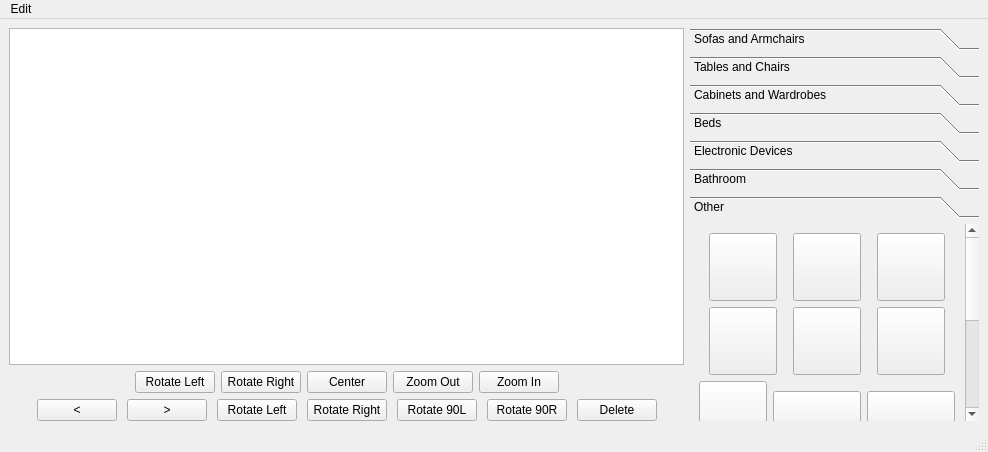
ajvazz/Home-Planner-2D, file src/ui/template_window.ui: the form before one commit.
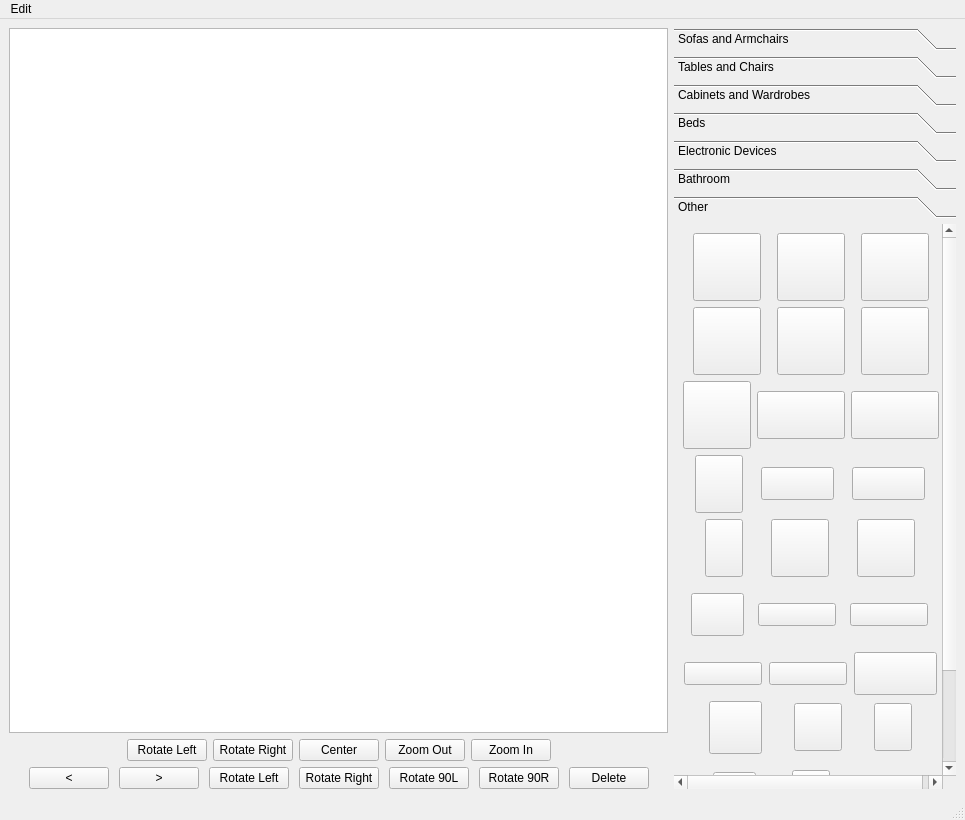
The form after the commit. The open tabs and pages were chosen to show the change. Icons and pictures are not drawn.

Commit message: Added buttons for 'Other' new furniture

```diff
--- a/src/ui/template_window.ui
+++ b/src/ui/template_window.ui
@@ -6,8 +6,8 @@
    <rect>
     <x>0</x>
     <y>0</y>
-    <width>988</width>
-    <height>452</height>
+    <width>965</width>
+    <height>820</height>
    </rect>
   </property>
   <property name="windowTitle">
@@ -221,7 +221,7 @@
        <enum>QFrame::NoFrame</enum>
       </property>
       <property name="currentIndex">
-       <number>0</number>
+       <number>6</number>
       </property>
       <property name="tabSpacing">
        <number>6</number>
@@ -230,9 +230,9 @@
        <property name="geometry">
         <rect>
          <x>0</x>
-         <y>-279</y>
-         <width>275</width>
-         <height>476</height>
+         <y>0</y>
+         <width>267</width>
+         <height>541</height>
         </rect>
        </property>
        <attribute name="label">
@@ -754,8 +754,8 @@
        <property name="geometry">
         <rect>
          <x>0</x>
-         <y>-309</y>
-         <width>275</width>
+         <y>0</y>
+         <width>272</width>
          <height>544</height>
         </rect>
        </property>
@@ -1470,7 +1470,7 @@
          <x>0</x>
          <y>0</y>
          <width>272</width>
-         <height>300</height>
+         <height>527</height>
         </rect>
        </property>
        <attribute name="label">
@@ -1891,9 +1891,9 @@
        <property name="geometry">
         <rect>
          <x>0</x>
-         <y>-102</y>
+         <y>0</y>
          <width>272</width>
-         <height>312</height>
+         <height>527</height>
         </rect>
        </property>
        <attribute name="label">
@@ -2262,9 +2262,9 @@
        <property name="geometry">
         <rect>
          <x>0</x>
-         <y>-188</y>
-         <width>222</width>
-         <height>384</height>
+         <y>0</y>
+         <width>267</width>
+         <height>541</height>
         </rect>
        </property>
        <attribute name="label">
@@ -2857,9 +2857,9 @@
        <property name="geometry">
         <rect>
          <x>0</x>
-         <y>-38</y>
-         <width>212</width>
-         <height>234</height>
+         <y>0</y>
+         <width>267</width>
+         <height>541</height>
         </rect>
        </property>
        <attribute name="label">
@@ -3143,15 +3143,15 @@
        <property name="geometry">
         <rect>
          <x>0</x>
-         <y>0</y>
-         <width>252</width>
-         <height>370</height>
+         <y>-16</y>
+         <width>253</width>
+         <height>603</height>
         </rect>
        </property>
        <attribute name="label">
         <string>Other</string>
        </attribute>
-       <layout class="QVBoxLayout" name="verticalLayout_6">
+       <layout class="QVBoxLayout" name="verticalLayout">
         <item>
          <layout class="QHBoxLayout" name="horizontalLayout_45">
           <item>
@@ -3323,9 +3323,9 @@
          </layout>
         </item>
         <item>
-         <layout class="QHBoxLayout" name="horizontalLayout_47">
+         <layout class="QHBoxLayout" name="horizontalLayout_51">
           <item>
-           <widget class="QPushButton" name="pushButton_134">
+           <widget class="QPushButton" name="pushButton_146">
             <property name="sizePolicy">
              <sizepolicy hsizetype="Fixed" vsizetype="Fixed">
               <horstretch>0</horstretch>
@@ -3352,7 +3352,7 @@
            </widget>
           </item>
           <item>
-           <widget class="QPushButton" name="pushButton_135">
+           <widget class="QPushButton" name="pushButton_147">
             <property name="sizePolicy">
              <sizepolicy hsizetype="Fixed" vsizetype="Fixed">
               <horstretch>0</horstretch>
@@ -3376,7 +3376,7 @@
            </widget>
           </item>
           <item>
-           <widget class="QPushButton" name="pushButton_136">
+           <widget class="QPushButton" name="pushButton_148">
             <property name="sizePolicy">
              <sizepolicy hsizetype="Fixed" vsizetype="Fixed">
               <horstretch>0</horstretch>
@@ -3536,11 +3536,260 @@
           </item>
          </layout>
         </item>
+        <item>
+         <layout class="QHBoxLayout" name="horizontalLayout_47">
+          <property name="topMargin">
+           <number>10</number>
+          </property>
+          <property name="bottomMargin">
+           <number>10</number>
+          </property>
+          <item>
+           <widget class="QPushButton" name="pushButton_134">
+            <property name="sizePolicy">
+             <sizepolicy hsizetype="Fixed" vsizetype="Fixed">
+              <horstretch>0</horstretch>
+              <verstretch>0</verstretch>
+             </sizepolicy>
+            </property>
+            <property name="cursor">
+             <cursorShape>PointingHandCursor</cursorShape>
+            </property>
+            <property name="toolTip">
+             <string>&lt;html&gt;&lt;head/&gt;&lt;body&gt;&lt;p&gt;&lt;span style=&quot; font-weight:600; font-style:italic; color:#eeeeec;&quot;&gt;Carpet - colorful 3&lt;/span&gt;&lt;/p&gt;&lt;/body&gt;&lt;/html&gt;</string>
+            </property>
+            <property name="styleSheet">
+             <string notr="true">background-color: transparent;
+border-image: url(:/img/furniture/other/bin.png);
+width: 45px;
+height: 35px;
+background: none;
+background-repeat: none;</string>
+            </property>
+            <property name="text">
+             <string/>
+            </property>
+           </widget>
+          </item>
+          <item>
+           <widget class="QPushButton" name="pushButton_135">
+            <property name="sizePolicy">
+             <sizepolicy hsizetype="Fixed" vsizetype="Fixed">
+              <horstretch>0</horstretch>
+              <verstretch>0</verstretch>
+             </sizepolicy>
+            </property>
+            <property name="cursor">
+             <cursorShape>PointingHandCursor</cursorShape>
+            </property>
+            <property name="styleSheet">
+             <string notr="true">background-color: transparent;
+border-image: url(:/img/furniture/other/shelf_dark.png);
+width: 70px;
+height: 15px;
+background: none;
+background-repeat: none;</string>
+            </property>
+            <property name="text">
+             <string/>
+            </property>
+           </widget>
+          </item>
+          <item>
+           <widget class="QPushButton" name="pushButton_136">
+            <property name="sizePolicy">
+             <sizepolicy hsizetype="Fixed" vsizetype="Fixed">
+              <horstretch>0</horstretch>
+              <verstretch>0</verstretch>
+             </sizepolicy>
+            </property>
+            <property name="cursor">
+             <cursorShape>PointingHandCursor</cursorShape>
+            </property>
+            <property name="styleSheet">
+             <string notr="true">background-color: transparent;
+border-image: url(:/img/furniture/other/shelf_light.png);
+width: 70px;
+height: 15px;
+background: none;
+background-repeat: none;</string>
+            </property>
+            <property name="text">
+             <string/>
+            </property>
+           </widget>
+          </item>
+         </layout>
+        </item>
+        <item>
+         <layout class="QHBoxLayout" name="horizontalLayout_53">
+          <item>
+           <widget class="QPushButton" name="pushButton_152">
+            <property name="sizePolicy">
+             <sizepolicy hsizetype="Fixed" vsizetype="Fixed">
+              <horstretch>0</horstretch>
+              <verstretch>0</verstretch>
+             </sizepolicy>
+            </property>
+            <property name="cursor">
+             <cursorShape>PointingHandCursor</cursorShape>
+            </property>
+            <property name="toolTip">
+             <string>&lt;html&gt;&lt;head/&gt;&lt;body&gt;&lt;p&gt;&lt;span style=&quot; font-weight:600; font-style:italic; color:#eeeeec;&quot;&gt;Carpet - colorful 3&lt;/span&gt;&lt;/p&gt;&lt;/body&gt;&lt;/html&gt;</string>
+            </property>
+            <property name="styleSheet">
+             <string notr="true">background-color: transparent;
+border-image: url(:/img/furniture/other/shelf_grey.png);
+width: 70px;
+height: 15px;
+background: none;
+background-repeat: none;</string>
+            </property>
+            <property name="text">
+             <string/>
+            </property>
+           </widget>
+          </item>
+          <item>
+           <widget class="QPushButton" name="pushButton_153">
+            <property name="sizePolicy">
+             <sizepolicy hsizetype="Fixed" vsizetype="Fixed">
+              <horstretch>0</horstretch>
+              <verstretch>0</verstretch>
+             </sizepolicy>
+            </property>
+            <property name="cursor">
+             <cursorShape>PointingHandCursor</cursorShape>
+            </property>
+            <property name="styleSheet">
+             <string notr="true">background-color: transparent;
+border-image: url(:/img/furniture/other/shelf_white.png);
+width: 70px;
+height: 15px;
+background: none;
+background-repeat: none;</string>
+            </property>
+            <property name="text">
+             <string/>
+            </property>
+           </widget>
+          </item>
+          <item>
+           <widget class="QPushButton" name="pushButton_154">
+            <property name="sizePolicy">
+             <sizepolicy hsizetype="Fixed" vsizetype="Fixed">
+              <horstretch>0</horstretch>
+              <verstretch>0</verstretch>
+             </sizepolicy>
+            </property>
+            <property name="cursor">
+             <cursorShape>PointingHandCursor</cursorShape>
+            </property>
+            <property name="styleSheet">
+             <string notr="true">background-color: transparent;
+border-image: url(:/img/furniture/other/fireplace.png);
+width: 75px;
+height: 35px;
+background: none;
+background-repeat: none;</string>
+            </property>
+            <property name="text">
+             <string/>
+            </property>
+           </widget>
+          </item>
+         </layout>
+        </item>
+        <item>
+         <layout class="QHBoxLayout" name="horizontalLayout_54">
+          <item>
+           <widget class="QPushButton" name="pushButton_155">
+            <property name="sizePolicy">
+             <sizepolicy hsizetype="Fixed" vsizetype="Fixed">
+              <horstretch>0</horstretch>
+              <verstretch>0</verstretch>
+             </sizepolicy>
+            </property>
+            <property name="cursor">
+             <cursorShape>PointingHandCursor</cursorShape>
+            </property>
+            <property name="toolTip">
+             <string>&lt;html&gt;&lt;head/&gt;&lt;body&gt;&lt;p&gt;&lt;span style=&quot; font-weight:600; font-style:italic; color:#eeeeec;&quot;&gt;Carpet - colorful 3&lt;/span&gt;&lt;/p&gt;&lt;/body&gt;&lt;/html&gt;</string>
+            </property>
+            <property name="styleSheet">
+             <string notr="true">background-color: transparent;
+border-image: url(:/img/furniture/other/lamp_1.png);
+width: 45px;
+height: 45px;
+background: none;
+background-repeat: none;</string>
+            </property>
+            <property name="text">
+             <string/>
+            </property>
+           </widget>
+          </item>
+          <item>
+           <widget class="QPushButton" name="pushButton_156">
+            <property name="sizePolicy">
+             <sizepolicy hsizetype="Fixed" vsizetype="Fixed">
+              <horstretch>0</horstretch>
+              <verstretch>0</verstretch>
+             </sizepolicy>
+            </property>
+            <property name="cursor">
+             <cursorShape>PointingHandCursor</cursorShape>
+            </property>
+            <property name="styleSheet">
+             <string notr="true">background-color: transparent;
+border-image: url(:/img/furniture/other/lamp_2.png);
+width: 40px;
+height: 40px;
+background: none;
+background-repeat: none;</string>
+            </property>
+            <property name="text">
+             <string/>
+            </property>
+           </widget>
+          </item>
+          <item>
+           <widget class="QPushButton" name="pushButton_157">
+            <property name="sizePolicy">
+             <sizepolicy hsizetype="Fixed" vsizetype="Fixed">
+              <horstretch>0</horstretch>
+              <verstretch>0</verstretch>
+             </sizepolicy>
+            </property>
+            <property name="cursor">
+             <cursorShape>PointingHandCursor</cursorShape>
+            </property>
+            <property name="styleSheet">
+             <string notr="true">background-color: transparent;
+border-image: url(:/img/furniture/other/lamp_3.png);
+width: 30px;
+height: 40px;
+background: none;
+background-repeat: none;</string>
+            </property>
+            <property name="text">
+             <string/>
+            </property>
+           </widget>
+          </item>
+         </layout>
+        </item>
         <item>
          <layout class="QHBoxLayout" name="horizontalLayout_50">
+          <property name="topMargin">
+           <number>10</number>
+          </property>
           <property name="rightMargin">
            <number>20</number>
           </property>
+          <property name="bottomMargin">
+           <number>10</number>
+          </property>
           <item>
            <widget class="QPushButton" name="pushButton_143">
             <property name="sizePolicy">
@@ -3610,6 +3859,37 @@
           </item>
          </layout>
         </item>
+        <item>
+         <layout class="QHBoxLayout" name="horizontalLayout_55">
+          <item>
+           <widget class="QPushButton" name="pushButton_158">
+            <property name="sizePolicy">
+             <sizepolicy hsizetype="Fixed" vsizetype="Fixed">
+              <horstretch>0</horstretch>
+              <verstretch>0</verstretch>
+             </sizepolicy>
+            </property>
+            <property name="cursor">
+             <cursorShape>PointingHandCursor</cursorShape>
+            </property>
+            <property name="toolTip">
+             <string>&lt;html&gt;&lt;head/&gt;&lt;body&gt;&lt;p&gt;&lt;span style=&quot; font-weight:600; font-style:italic; color:#eeeeec;&quot;&gt;Carpet - colorful 3&lt;/span&gt;&lt;/p&gt;&lt;/body&gt;&lt;/html&gt;</string>
+            </property>
+            <property name="styleSheet">
+             <string notr="true">background-color: transparent;
+border-image: url(:/img/furniture/other/cat.png);
+width: 30px;
+height: 50px;
+background: none;
+background-repeat: none;</string>
+            </property>
+            <property name="text">
+             <string/>
+            </property>
+           </widget>
+          </item>
+         </layout>
+        </item>
        </layout>
       </widget>
      </widget>
@@ -3621,7 +3901,7 @@
     <rect>
      <x>0</x>
      <y>0</y>
-     <width>988</width>
+     <width>965</width>
      <height>22</height>
     </rect>
    </property>
```
